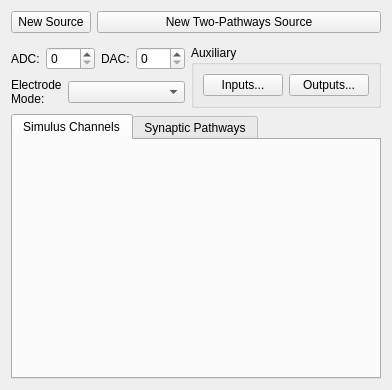
Qt form src/scipyen/gui/widgets/dataclasswidgets/recordingsourcewidget.ui (ctigaret/scipyen) before a commit.
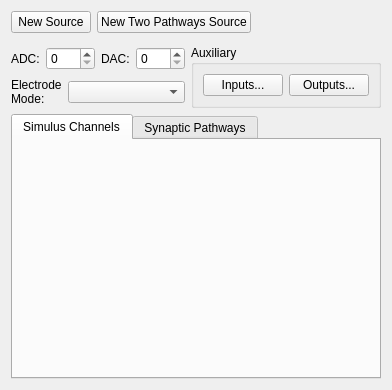
The same form after that commit. Icons and pictures are not drawn. Custom widgets are drawn as their Qt base class.

Commit message:
Integration of Schedule episodes and neo.Block with classes in ephys_pathways: SynaticPathway and PathwayTrials:  + supports inserting episodes in the schedule of a synaptic pathway
 + supports insertion of new segments (a.k.a "frames" in existing episodes

	BUT WARNING: use with caution, expect bugs

 + BY DESIGN, the following are NOT SUPPORTED
	-> removing frames (or segments) from an episode
	-> removing an episode (and its segments) from a PathwayTrials instance

If needed, just construct a new instance of PathwayTrials and populate correctly

What changed in the file:
```diff
--- a/src/scipyen/gui/widgets/dataclasswidgets/recordingsourcewidget.ui
+++ b/src/scipyen/gui/widgets/dataclasswidgets/recordingsourcewidget.ui
@@ -41,7 +41,7 @@
      <item>
       <widget class="QPushButton" name="createTwoPathwaysSourcePushButton">
        <property name="sizePolicy">
-        <sizepolicy hsizetype="MinimumExpanding" vsizetype="Fixed">
+        <sizepolicy hsizetype="Minimum" vsizetype="Fixed">
          <horstretch>0</horstretch>
          <verstretch>0</verstretch>
         </sizepolicy>
@@ -56,13 +56,26 @@
         <string>Create a two-pathway source directly</string>
        </property>
        <property name="text">
-        <string>New Two-Pathways Source</string>
+        <string>New Two Pathways Source</string>
        </property>
        <property name="icon">
         <iconset theme="document-new-from-template"/>
        </property>
       </widget>
      </item>
+     <item>
+      <spacer name="horizontalSpacer">
+       <property name="orientation">
+        <enum>Qt::Orientation::Horizontal</enum>
+       </property>
+       <property name="sizeHint" stdset="0">
+        <size>
+         <width>40</width>
+         <height>20</height>
+        </size>
+       </property>
+      </spacer>
+     </item>
     </layout>
    </item>
    <item>
```
The commit also changes 6 other files.
